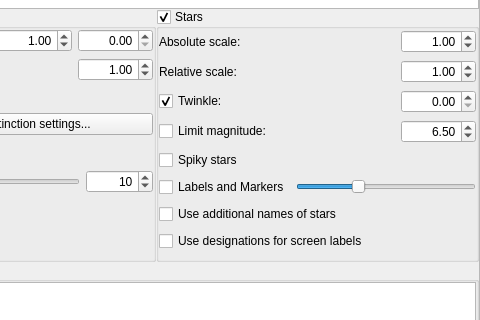
Stellarium/stellarium, file src/gui/viewDialog.ui: the form before one commit; both pictures show x 476 to 956 and y 91 to 411 of the 956 by 659 pixel window.
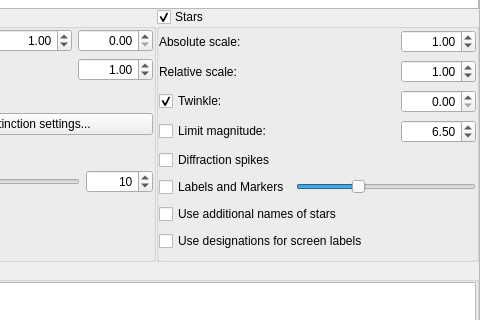
The form after the commit. Icons and pictures are not drawn. Custom widgets are drawn as their Qt base class.

Commit message:
"spiky stars" is not very accurate (also in translations), so make this the correct term as used in astrophotography: diffraction spikes. an alternative is also "starburst effect"
https://en.wikipedia.org/wiki/Diffraction_spike

The edit to the form file:
```diff
--- a/src/gui/viewDialog.ui
+++ b/src/gui/viewDialog.ui
@@ -807,7 +807,7 @@
                 <string>Show stars with pointed rays</string>
                </property>
                <property name="text">
-                <string>Spiky stars</string>
+                <string>Diffraction spikes</string>
                </property>
               </widget>
              </item>
```
